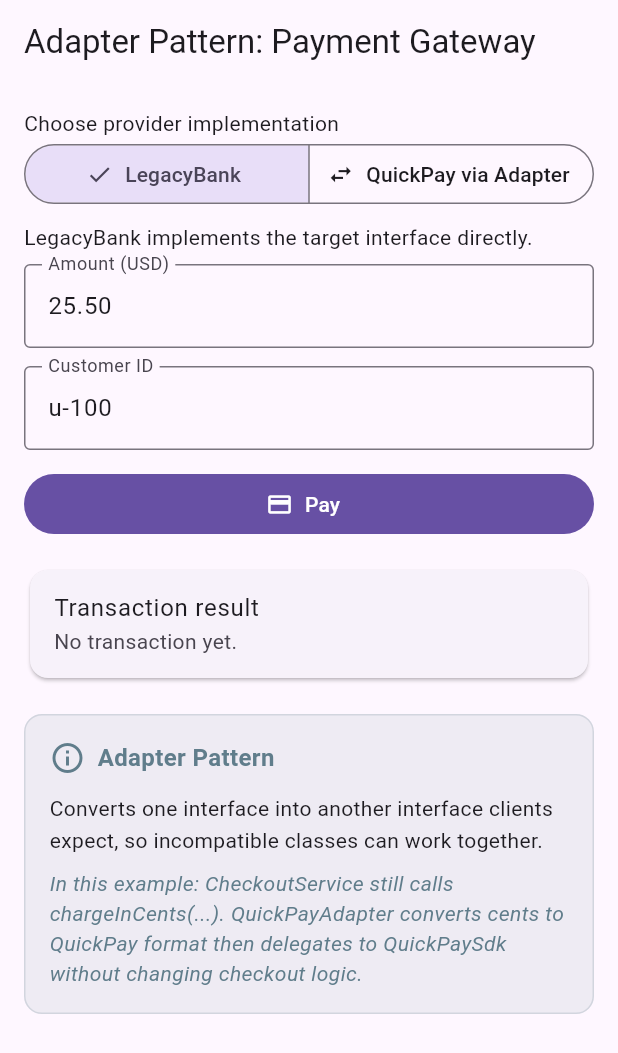
After one commit to abdalrhman7/design-patterns-by-example-dart-flutter, a Flutter app: the PaymentGatewayAdapterScreen screen opened directly, on a phone screen of 412 x 824 dp. The commit adds this screen. Shown: the top 1053 px of the screen. Run offline on Flutter 3.47's test engine with Material 3 defaults, Android fonts, the phone set to English and light mode, and no system bars.

Commit message:
added payment_gateway_adapter

```diff
--- a/lib/home_screen/home_pattern_catalog.dart
+++ b/lib/home_screen/home_pattern_catalog.dart
@@ -7,6 +7,7 @@ import 'package:design_patterns_flutter/creational/abstract_factory/flutter_exam
 import 'package:design_patterns_flutter/creational/factory_method/flutter_examples/ui/dialog_factory_screen.dart';
 import 'package:design_patterns_flutter/creational/singletone/flutter_examples/ui/counter_singletone_screens.dart';
 import 'package:design_patterns_flutter/home_screen/pattern_models.dart';
+import 'package:design_patterns_flutter/structural/adapter/flutter_examples/payment_gateway_adapter/ui/payment_gateway_adapter_screen.dart';
 import 'package:design_patterns_flutter/structural/decorator/flutter_examples/pizza_decorator/ui/decorator_pizza_screen.dart';
 
 List<PatternCategory> buildHomePatternCatalog() {
@@ -104,6 +105,17 @@ List<PatternCategory> buildHomePatternCatalog() {
       info: 'Ways to combine classes or objects into larger structures—wrapping, adapting, or composing them cleanly',
       patterns: [
         PatternItem(
+          name: 'Adapter Pattern',
+          description: 'Convert one interface into another expected by existing client code.',
+          examples: [
+            const ExampleItem(
+              title: 'Example 1: Payment Gateway Adapter',
+              subtitle: 'Keep legacy checkout API while integrating QuickPay via adapter.',
+              screen: PaymentGatewayAdapterScreen(),
+            ),
+          ],
+        ),
+        PatternItem(
           name: 'Decorator Pattern',
           description: 'Add behavior to objects dynamically.',
           examples: [
--- /dev/null
+++ b/lib/structural/adapter/flutter_examples/payment_gateway_adapter/main.dart
@@ -0,0 +1,18 @@
+import 'package:design_patterns_flutter/structural/adapter/flutter_examples/payment_gateway_adapter/ui/payment_gateway_adapter_screen.dart';
+import 'package:flutter/material.dart';
+
+void main() {
+  runApp(const PaymentGatewayAdapterApp());
+}
+
+class PaymentGatewayAdapterApp extends StatelessWidget {
+  const PaymentGatewayAdapterApp({super.key});
+
+  @override
+  Widget build(BuildContext context) {
+    return MaterialApp(
+      title: 'Adapter Pattern: Payment Gateway',
+      home: const PaymentGatewayAdapterScreen(),
+    );
+  }
+}
--- /dev/null
+++ b/lib/structural/adapter/flutter_examples/payment_gateway_adapter/payment_gateway_adapter.dart
@@ -0,0 +1,55 @@
+/// Existing expected interface (Target).
+/// Checkout already depends on this contract.
+abstract class LegacyPaymentTarget {
+  String chargeInCents(int cents, String customerId);
+}
+
+/// Existing provider that already matches the old target.
+class LegacyBankGateway implements LegacyPaymentTarget {
+  @override
+  String chargeInCents(int cents, String customerId) {
+    return 'LegacyBank: charged $cents cents for $customerId';
+  }
+}
+
+/// New third-party SDK (Adaptee) with incompatible interface.
+class QuickPaySdk {
+  String createTransaction({
+    required String totalAmount,
+    required String currency,
+    required String customerRef,
+  }) {
+    return 'QuickPay: charged $totalAmount $currency for $customerRef';
+  }
+}
+
+/// Adapter: makes QuickPay behave like the old target.
+/// Delegation happens here after converting data/format.
+class QuickPayAdapter implements LegacyPaymentTarget {
+  final QuickPaySdk _quickPay;
+
+  QuickPayAdapter(this._quickPay);
+
+  @override
+  String chargeInCents(int cents, String customerId) {
+    final dollars = (cents / 100).toStringAsFixed(2);
+    return _quickPay.createTransaction(
+      totalAmount: dollars,
+      currency: 'USD',
+      customerRef: 'CUST-$customerId',
+    );
+  }
+}
+
+/// Existing client/service.
+/// It stays unchanged while swapping concrete gateways.
+class CheckoutService {
+  final LegacyPaymentTarget _gateway;
+
+  CheckoutService(this._gateway);
+
+  String pay(double amountInDollars, String customerId) {
+    final cents = (amountInDollars * 100).round();
+    return _gateway.chargeInCents(cents, customerId);
+  }
+}
--- /dev/null
+++ b/lib/structural/adapter/flutter_examples/payment_gateway_adapter/ui/payment_gateway_adapter_screen.dart
@@ -0,0 +1,131 @@
+import 'package:design_patterns_flutter/core/widgets/pattern_definition_card.dart';
+import 'package:design_patterns_flutter/structural/adapter/flutter_examples/payment_gateway_adapter/payment_gateway_adapter.dart';
+import 'package:flutter/material.dart';
+
+class PaymentGatewayAdapterScreen extends StatefulWidget {
+  const PaymentGatewayAdapterScreen({super.key});
+
+  @override
+  State<PaymentGatewayAdapterScreen> createState() => _PaymentGatewayAdapterScreenState();
+}
+
+class _PaymentGatewayAdapterScreenState extends State<PaymentGatewayAdapterScreen> {
+  final _amountController = TextEditingController(text: '25.50');
+  final _customerController = TextEditingController(text: 'u-100');
+
+  late CheckoutService _checkout;
+  String _selectedGateway = 'legacy';
+  String _lastResult = 'No transaction yet.';
+
+  @override
+  void initState() {
+    super.initState();
+    _checkout = CheckoutService(LegacyBankGateway());
+  }
+
+  @override
+  void dispose() {
+    _amountController.dispose();
+    _customerController.dispose();
+    super.dispose();
+  }
+
+  void _switchGateway(String value) {
+    setState(() {
+      _selectedGateway = value;
+      if (value == 'legacy') {
+        _checkout = CheckoutService(LegacyBankGateway());
+      } else {
+        _checkout = CheckoutService(QuickPayAdapter(QuickPaySdk()));
+      }
+    });
+  }
+
+  void _payNow() {
+    final amount = double.tryParse(_amountController.text.trim());
+    final customerId = _customerController.text.trim();
+
+    if (amount == null || customerId.isEmpty) {
+      setState(() {
+        _lastResult = 'Please enter a valid amount and customer id.';
+      });
+      return;
+    }
+
+    setState(() {
+      _lastResult = _checkout.pay(amount, customerId);
+    });
+  }
+
+  @override
+  Widget build(BuildContext context) {
+    return Scaffold(
+      appBar: AppBar(title: const Text('Adapter Pattern: Payment Gateway')),
+      body: ListView(
+        padding: const EdgeInsets.all(16),
+        children: [
+          const Text('Choose provider implementation'),
+          SegmentedButton<String>(
+            segments: const [
+              ButtonSegment<String>(
+                value: 'legacy',
+                label: Text('LegacyBank'),
+                icon: Icon(Icons.account_balance_outlined),
+              ),
+              ButtonSegment<String>(
+                value: 'quickpay',
+                label: Text('QuickPay via Adapter'),
+                icon: Icon(Icons.swap_horiz),
+              ),
+            ],
+            selected: <String>{_selectedGateway},
+            onSelectionChanged: (selection) => _switchGateway(selection.first),
+          ),
+          const SizedBox(height: 8),
+          Text(
+            _selectedGateway == 'legacy'
+                ? 'LegacyBank implements the target interface directly.'
+                : 'QuickPay uses an adapter that translates then delegates.',
+          ),
+          const SizedBox(height: 8),
+          TextField(
+            controller: _amountController,
+            keyboardType: const TextInputType.numberWithOptions(decimal: true),
+            decoration: const InputDecoration(
+              labelText: 'Amount (USD)',
+              border: OutlineInputBorder(),
+            ),
+          ),
+          const SizedBox(height: 12),
+          TextField(
+            controller: _customerController,
+            decoration: const InputDecoration(
+              labelText: 'Customer ID',
+              border: OutlineInputBorder(),
+            ),
+          ),
+          const SizedBox(height: 12),
+          FilledButton.icon(
+            onPressed: _payNow,
+            icon: const Icon(Icons.payment),
+            label: const Text('Pay'),
+          ),
+          const SizedBox(height: 16),
+          Card(
+            child: ListTile(
+              title: const Text('Transaction result'),
+              subtitle: Text(_lastResult),
+            ),
+          ),
+          const PatternDefinitionCard(
+            title: 'Adapter Pattern',
+            description:
+                'Converts one interface into another interface clients expect, so incompatible classes can work together.',
+            exampleContext:
+                'CheckoutService still calls chargeInCents(...). QuickPayAdapter converts cents to QuickPay format then delegates to QuickPaySdk without changing checkout logic.',
+          ),
+        ],
+      ),
+    );
+  }
+}
```
